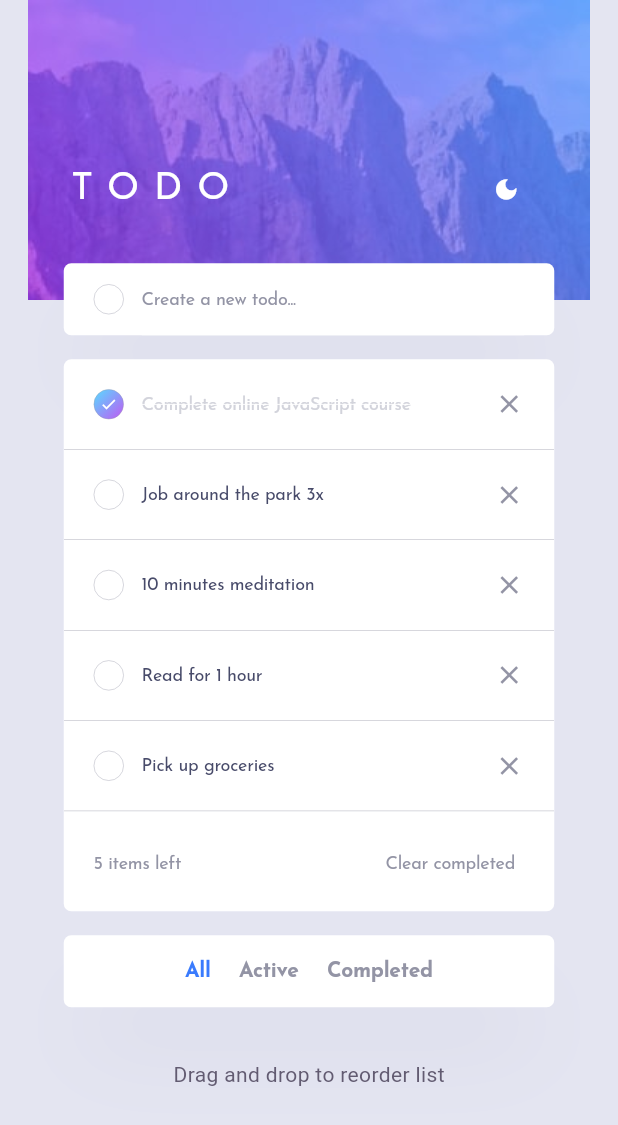
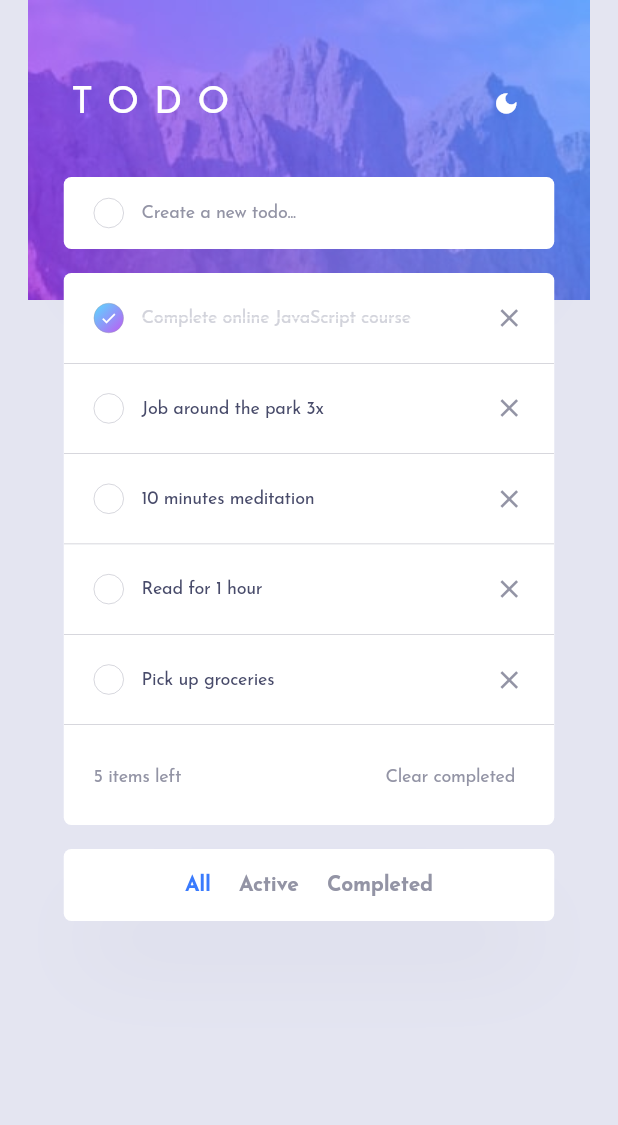
Before and after one commit to JustANipple/todo_app, a Flutter app: the screen it shows after launch, on a phone screen of 412 x 824 dp. Shown: the top 1125 px of the screen. Run offline on Flutter 3.47's test engine with Material 3 defaults, Android fonts, the phone set to English and light mode, and no system bars; our stand-ins replace google_fonts.

Commit message:
fixed android issues

```diff
--- a/lib/main.dart
+++ b/lib/main.dart
@@ -4,6 +4,7 @@ import 'package:todo_app/responsive_container.dart';
 import 'package:todo_app/themes.dart';
 import 'package:todo_app/todo_create.dart';
 import 'package:todo_app/todo_filter.dart';
+import 'package:todo_app/todo_header.dart';
 import 'package:todo_app/todo_list.dart';
 import 'package:todo_app/todo_provider.dart';
 
@@ -24,7 +25,8 @@ class MainApp extends StatelessWidget {
           darkTheme: darkTheme,
           themeMode: todoProvider.themeMode,
           home: Scaffold(
-            body: Container(
+            body: SafeArea(
+              child: Container(
                 decoration: BoxDecoration(
                   image: DecorationImage(
                     image: AssetImage(todoProvider.themeMode == ThemeMode.light
@@ -33,29 +35,22 @@ class MainApp extends StatelessWidget {
                     alignment: Alignment.topCenter,
                   ),
                 ),
-              child: Center(
+                constraints: const BoxConstraints(maxHeight: 730),
+                child: const Align(
+                  alignment: Alignment.topCenter,
                   child: ResponsiveContainer(
                     child: SingleChildScrollView(
                       child: Column(
                         mainAxisSize: MainAxisSize.min,
                         children: [
-                        const TodoHeader(),
-                        const TodoCreate(),
-                        const SizedBox(height: 16),
-                        const TodoList(),
-                        const SizedBox(height: 16),
-                        const TodoFilter(),
-                        const SizedBox(height: 35),
-                        Text(
-                          "Drag and drop to reorder list",
-                          style: Theme.of(context)
-                              .textTheme
-                              .bodyMedium!
-                              .copyWith(
-                                color: Theme.of(context).colorScheme.secondary,
+                          TodoHeader(),
+                          TodoCreate(),
+                          SizedBox(height: 16),
+                          TodoList(),
+                          SizedBox(height: 16),
+                          TodoFilter()
+                        ],
                       ),
-                        ),
-                      ],
                     ),
                   ),
                 ),
@@ -67,53 +62,3 @@ class MainApp extends StatelessWidget {
     );
   }
 }
-
-class TodoHeader extends StatefulWidget {
-  const TodoHeader({super.key});
-
-  @override
-  State<TodoHeader> createState() => _TodoHeaderState();
-}
-
-class _TodoHeaderState extends State<TodoHeader> {
-  @override
-  Widget build(BuildContext context) {
-    TodoProvider todoProvider = Provider.of<TodoProvider>(context);
-
-    return Padding(
-      padding: const EdgeInsets.only(top: 5, bottom: 25),
-      child: Row(
-        mainAxisAlignment: MainAxisAlignment.spaceBetween,
-        children: [
-          Text(
-            "TODO",
-            style: Theme.of(context).textTheme.bodyMedium!.copyWith(
-                  fontWeight: FontWeight.w400,
-                  letterSpacing: 10,
-                  fontSize: 25,
-                  color: Colors.white,
-                ),
-          ),
-          ElevatedButton(
-            style: ElevatedButton.styleFrom(
-              shadowColor: Colors.transparent,
-              backgroundColor: Colors.transparent,
-              padding: const EdgeInsets.symmetric(
-                horizontal: 0,
-              ),
-            ),
-            onPressed: () {
-              todoProvider.changeTheme();
-            },
-            child: Icon(
-              todoProvider.themeMode == ThemeMode.light
-                  ? Icons.dark_mode
-                  : Icons.light_mode,
-              color: Colors.white,
-            ),
-          ),
-        ],
-      ),
-    );
-  }
-}
--- a/lib/todo_create.dart
+++ b/lib/todo_create.dart
@@ -78,6 +78,7 @@ class _TodoCreateState extends State<TodoCreate> {
                     final todoText = _textController.text.trim();
                     Provider.of<TodoProvider>(context, listen: false)
                         .addTodo(todoText);
+                    _textController.clear();
                   }
                 },
                 controller: _textController,
--- /dev/null
+++ b/lib/todo_header.dart
@@ -0,0 +1,53 @@
+import 'package:flutter/material.dart';
+import 'package:provider/provider.dart';
+import 'package:todo_app/todo_provider.dart';
+
+class TodoHeader extends StatefulWidget {
+  const TodoHeader({super.key});
+
+  @override
+  State<TodoHeader> createState() => _TodoHeaderState();
+}
+
+class _TodoHeaderState extends State<TodoHeader> {
+  @override
+  Widget build(BuildContext context) {
+    TodoProvider todoProvider = Provider.of<TodoProvider>(context);
+
+    return Padding(
+      padding: const EdgeInsets.only(top: 45, bottom: 25),
+      child: Row(
+        mainAxisAlignment: MainAxisAlignment.spaceBetween,
+        children: [
+          Text(
+            "TODO",
+            style: Theme.of(context).textTheme.bodyMedium!.copyWith(
+                  fontWeight: FontWeight.w400,
+                  letterSpacing: 10,
+                  fontSize: 25,
+                  color: Colors.white,
+                ),
+          ),
+          ElevatedButton(
+            style: ElevatedButton.styleFrom(
+              shadowColor: Colors.transparent,
+              backgroundColor: Colors.transparent,
+              padding: const EdgeInsets.symmetric(
+                horizontal: 0,
+              ),
+            ),
+            onPressed: () {
+              todoProvider.changeTheme();
+            },
+            child: Icon(
+              todoProvider.themeMode == ThemeMode.light
+                  ? Icons.dark_mode
+                  : Icons.light_mode,
+              color: Colors.white,
+            ),
+          ),
+        ],
+      ),
+    );
+  }
+}
--- a/lib/todo_list.dart
+++ b/lib/todo_list.dart
@@ -27,7 +27,6 @@ class _TodoListState extends State<TodoList> {
         children: [
           Expanded(
             child: ListView.builder(
-              shrinkWrap: true,
               scrollDirection: Axis.vertical,
               itemCount: todoList.length,
               itemBuilder: (context, index) {
--- a/lib/todo_repository.dart
+++ b/lib/todo_repository.dart
@@ -35,7 +35,7 @@ class TodoRepository {
   }
 
   void createTodo(String description) {
-    _todos.add(Todo(description: description, completed: false));
+    _todos.insert(0, Todo(description: description, completed: false));
   }
 
   List<Todo> getTodos() {
```
Lines whose indentation alone changed are shown as unchanged.
